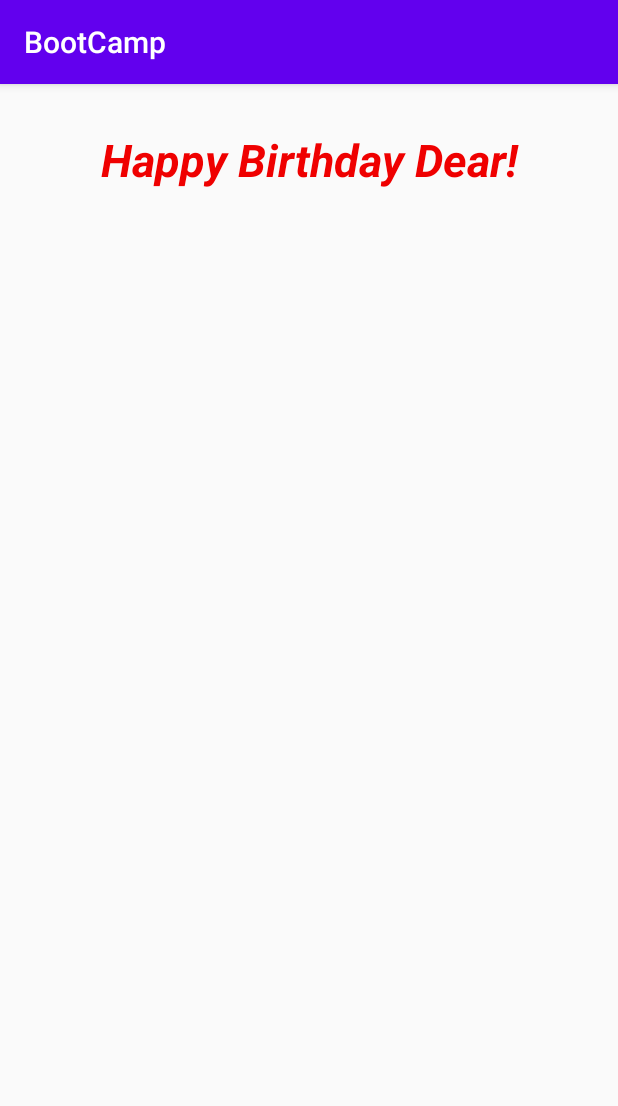
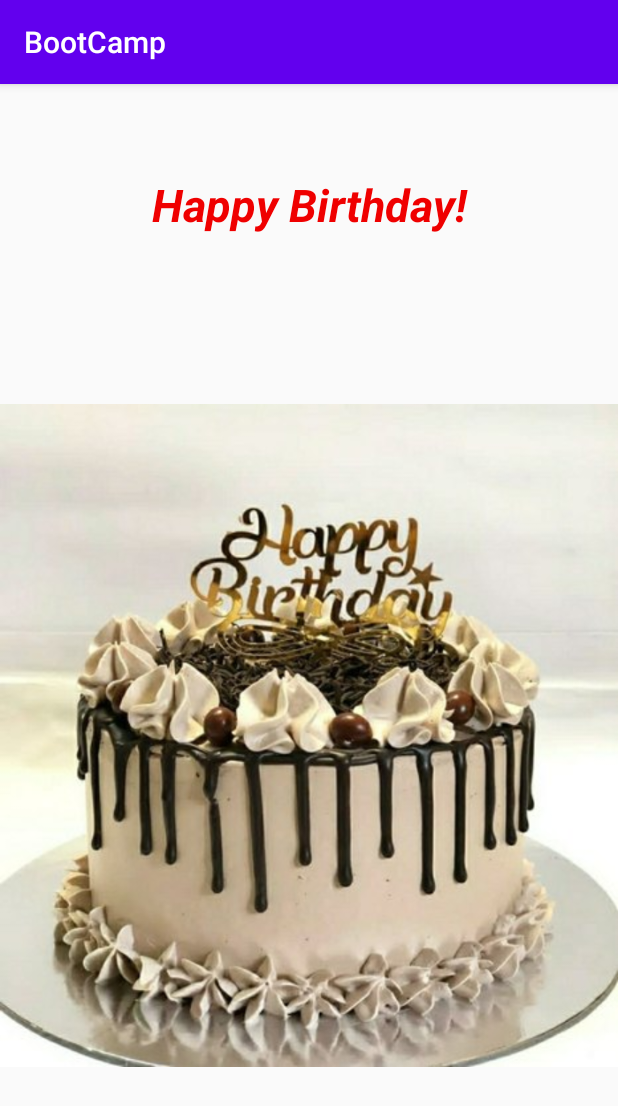
Before and after one commit to pramod096/Android_BootCamp, an Android app: the screen it shows after launch (MainActivity), on a phone screen of 412 x 824 dp. Shown: the top 1106 px of the screen. Run offline under Robolectric (Android 15) with nearby library versions, the phone set to English and light mode, and no system bars.

Commit message:
Added Image

```diff
--- a/app/src/main/res/layout/activity_main.xml
+++ b/app/src/main/res/layout/activity_main.xml
@@ -16,7 +16,14 @@
        android:textStyle="bold|italic"
        android:textColor="#EF0000"
        android:gravity="center_horizontal"
-       android:layout_marginTop="30dp"/>
+       android:layout_marginTop="60dp"
+       />
+
+   <ImageView
+       android:layout_width="match_parent"
+       android:layout_height="match_parent"
+       android:src="@drawable/birthday_cake"
+       />
 
 
 
--- a/app/src/main/res/values/strings.xml
+++ b/app/src/main/res/values/strings.xml
@@ -1,4 +1,4 @@
 <resources>
     <string name="app_name">BootCamp</string>
-    <string name="wish">Happy Birthday Dear!</string>
+    <string name="wish">Happy Birthday!</string>
 </resources>
```
